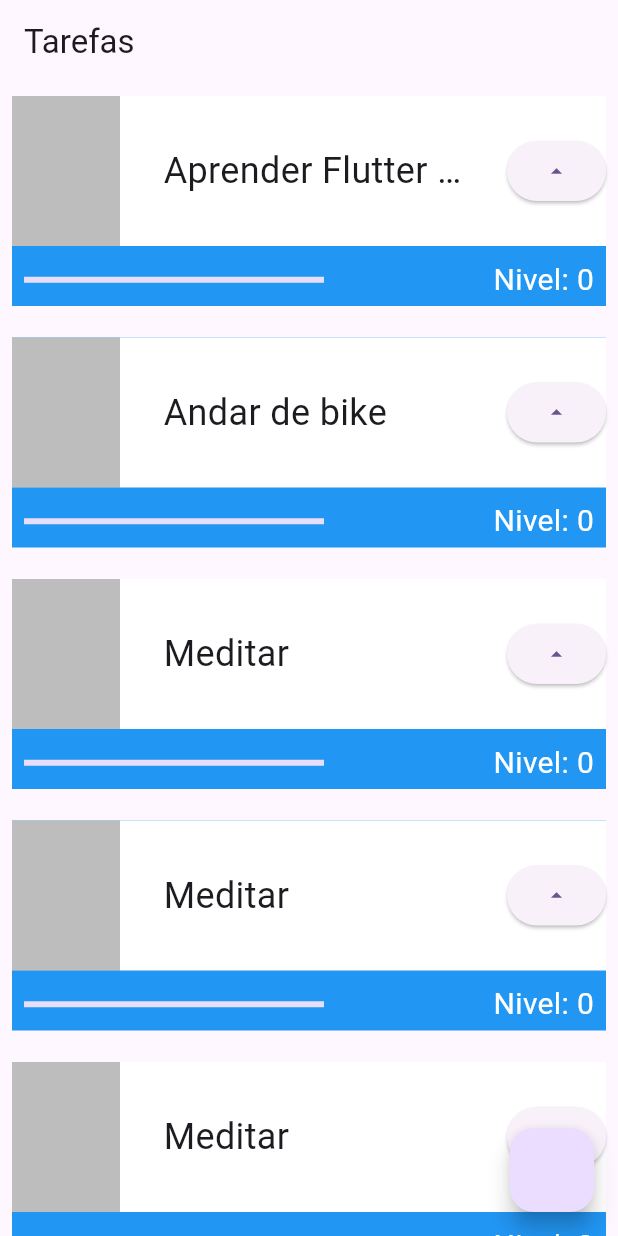
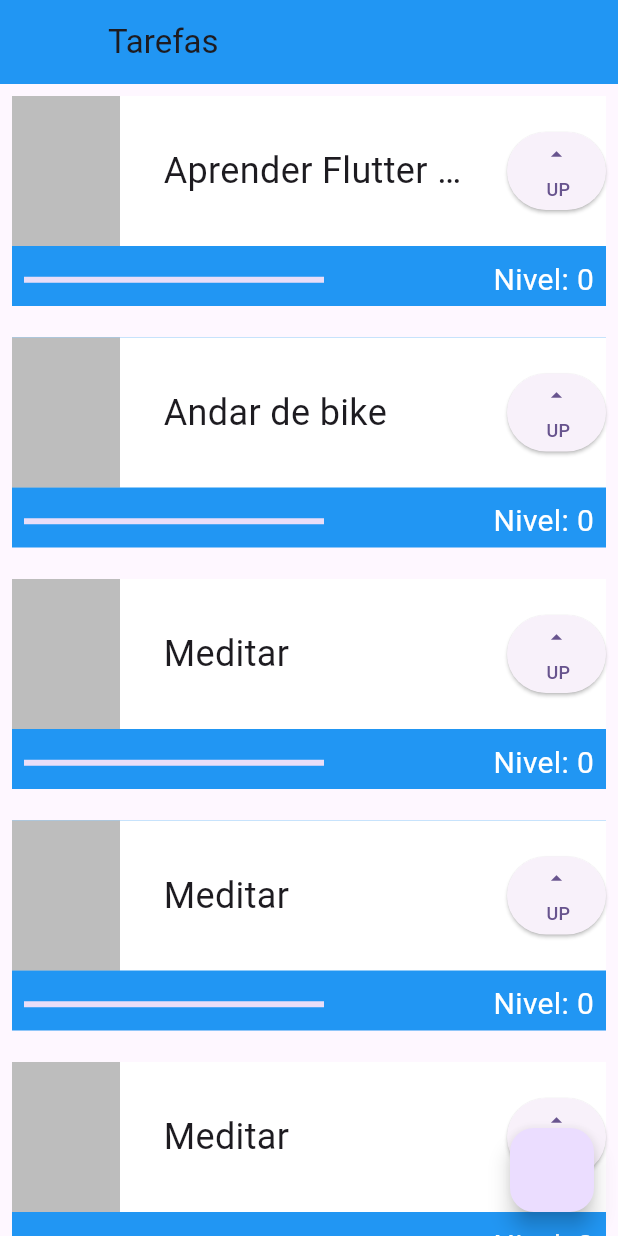
Before and after one commit to KarenGomes/Flutter, a Flutter app: the screen it shows after launch, on a phone screen of 412 x 824 dp. Run offline on Flutter 3.47's test engine with Material 3 defaults, Android fonts, the phone set to English and light mode, and no system bars.

Commit message:
finalizando aula 3

```diff
--- a/lib/main.dart
+++ b/lib/main.dart
@@ -19,7 +19,8 @@ class MyApp extends StatelessWidget {
       ),
       home: Scaffold(
         appBar: AppBar(
-          title: Text('Tarefas')
+          leading: Container(),
+          title: Text('Tarefas'), backgroundColor: Colors.blue,
         ),
         body: ListView(
           children: [
@@ -80,15 +81,25 @@ class _TaskState extends State<Task> {
                               overflow: TextOverflow.ellipsis
                           ),)
                       ),
-                      ElevatedButton(
+                      Container(
+                        height: 52,
+                        child: ElevatedButton(
                             onPressed: (){
                               setState(() {
                                 nivel++;
                               });
                               print(nivel);
                             },
-                          child: Icon(Icons.arrow_drop_up))
+                            child: Column(
+                              mainAxisAlignment: MainAxisAlignment.spaceEvenly,
+                              crossAxisAlignment: CrossAxisAlignment.end,
+                              children: [
+                                Icon(Icons.arrow_drop_up),
+                                Text('UP', style: TextStyle(fontSize: 12),)
                               ],
+                            ),
+                        ),
+                      )],
                   ),
                 ),
                 Row(
```
Lines whose indentation alone changed are shown as unchanged.
